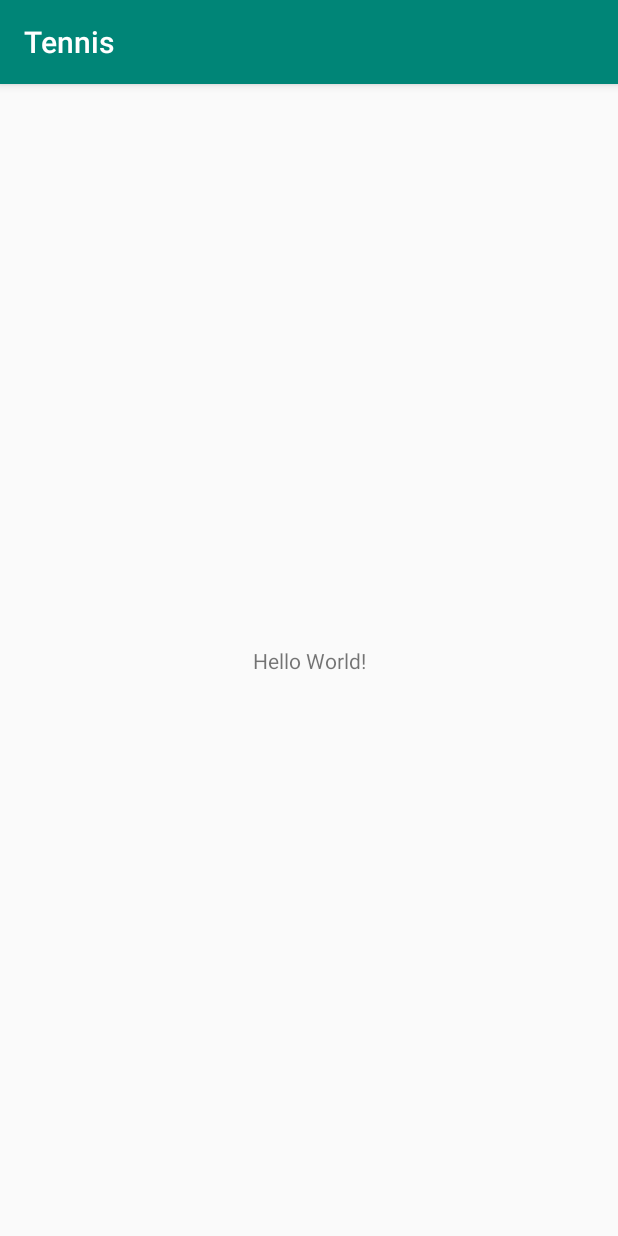
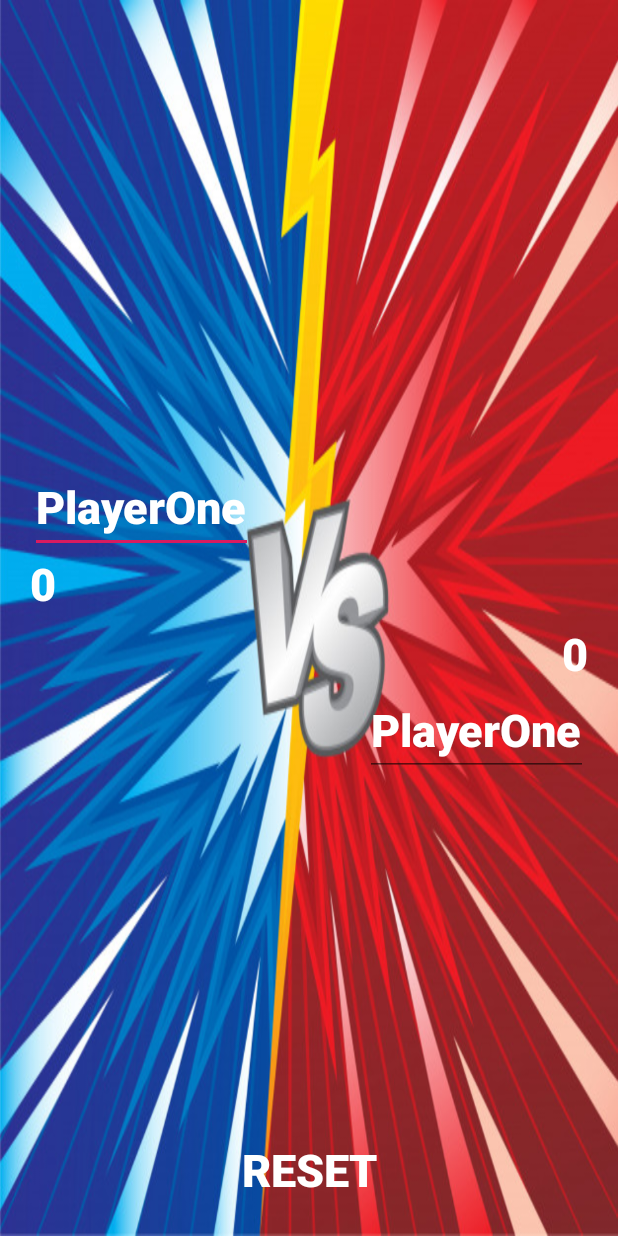
Before and after one commit to anonsuper/Tennis, an Android app: the screen it shows after launch (TennisActivity), on a phone screen of 412 x 824 dp. Run offline under Robolectric (Android 15) with nearby library versions, the phone set to English and light mode, and no system bars; our stand-ins replace data binding.

Commit message:
Implemented basic UI for application

```diff
--- a/app/build.gradle
+++ b/app/build.gradle
@@ -16,6 +16,16 @@ android {
         versionCode 1
         versionName "1.0"
         testInstrumentationRunner "androidx.test.runner.AndroidJUnitRunner"
+    }
+    dataBinding {
+        enabled = true
+    }
+    compileOptions {
+        sourceCompatibility = 1.8
+        targetCompatibility = 1.8
+    }
+    kotlinOptions {
+        jvmTarget = "1.8"
     }
     buildTypes {
         release {
--- a/app/src/main/java/com/example/tennis/TennisActivity.kt
+++ b/app/src/main/java/com/example/tennis/TennisActivity.kt
@@ -2,11 +2,13 @@ package com.example.tennis
 
 import androidx.appcompat.app.AppCompatActivity
 import android.os.Bundle
+import kotlinx.android.synthetic.main.activity_tennis.*
 
 class TennisActivity : AppCompatActivity() {
 
     override fun onCreate(savedInstanceState: Bundle?) {
         super.onCreate(savedInstanceState)
-        setContentView(R.layout.activity_main)
+        setContentView(R.layout.activity_tennis)
+        layoutInflater.inflate(R.layout.layout_tennis, game_container)
     }
 }
--- a/app/src/main/res/layout/activity_main.xml
+++ /dev/null
@@ -1,18 +0,0 @@
-<?xml version="1.0" encoding="utf-8"?>
-<androidx.constraintlayout.widget.ConstraintLayout xmlns:android="http://schemas.android.com/apk/res/android"
-    xmlns:app="http://schemas.android.com/apk/res-auto"
-    xmlns:tools="http://schemas.android.com/tools"
-    android:layout_width="match_parent"
-    android:layout_height="match_parent"
-    tools:context=".TennisActivity">
-
-    <TextView
-        android:layout_width="wrap_content"
-        android:layout_height="wrap_content"
-        android:text="Hello World!"
-        app:layout_constraintBottom_toBottomOf="parent"
-        app:layout_constraintLeft_toLeftOf="parent"
-        app:layout_constraintRight_toRightOf="parent"
-        app:layout_constraintTop_toTopOf="parent" />
-
-</androidx.constraintlayout.widget.ConstraintLayout>
--- /dev/null
+++ b/app/src/main/res/layout/activity_tennis.xml
@@ -0,0 +1,8 @@
+<?xml version="1.0" encoding="utf-8"?>
+<FrameLayout xmlns:android="http://schemas.android.com/apk/res/android"
+    android:id="@+id/game_container"
+    android:orientation="vertical"
+    android:layout_width="match_parent"
+    android:layout_height="match_parent">
+
+</FrameLayout>
--- /dev/null
+++ b/app/src/main/res/layout/layout_tennis.xml
@@ -0,0 +1,102 @@
+<?xml version="1.0" encoding="utf-8"?>
+<layout xmlns:tools="http://schemas.android.com/tools">
+
+    <androidx.constraintlayout.widget.ConstraintLayout xmlns:android="http://schemas.android.com/apk/res/android"
+        xmlns:app="http://schemas.android.com/apk/res-auto"
+        android:layout_width="match_parent"
+        android:layout_height="match_parent"
+        android:background="@drawable/tennis_background"
+        android:orientation="vertical">
+
+        <LinearLayout
+            android:layout_width="match_parent"
+            android:layout_height="match_parent"
+            android:weightSum="1">
+
+            <Button
+                android:id="@+id/button_player_one"
+                style="@style/Widget.AppCompat.Button.Borderless"
+                android:layout_width="0dp"
+                android:layout_height="match_parent"
+                android:layout_weight="0.5"
+                android:background="@color/transparent" />
+
+            <Button
+                android:id="@+id/button_player_two"
+                style="@style/Widget.AppCompat.Button.Borderless"
+                android:layout_width="0dp"
+                android:layout_height="match_parent"
+                android:layout_weight="0.5"
+                android:background="@color/transparent" />
+        </LinearLayout>
+
+        <androidx.constraintlayout.widget.ConstraintLayout
+            android:layout_width="match_parent"
+            android:layout_height="250dp"
+            android:orientation="vertical"
+            app:layout_constraintBottom_toBottomOf="parent"
+            app:layout_constraintTop_toTopOf="parent">
+
+            <EditText
+                android:id="@+id/text_player_one"
+                style="@style/gameTextStyle"
+                android:layout_width="wrap_content"
+                android:layout_height="wrap_content"
+                android:layout_margin="20dp"
+                android:layout_marginStart="10dp"
+                android:autofillHints="@string/player_one_text"
+                android:hint="@string/player_one_text"
+                android:inputType="textPersonName"
+                android:text="@string/player_one_text"
+                app:layout_constraintStart_toStartOf="parent"
+                app:layout_constraintTop_toTopOf="parent"
+                tools:targetApi="o" />
+
+            <TextView
+                style="@style/gameTextStyle"
+                android:layout_width="wrap_content"
+                android:layout_height="wrap_content"
+                android:text="@string/placeholder_score"
+                app:layout_constraintStart_toStartOf="@id/text_player_one"
+                app:layout_constraintTop_toBottomOf="@id/text_player_one" />
+
+            <EditText
+                android:id="@+id/text_player_two"
+                style="@style/gameTextStyle"
+                android:layout_width="wrap_content"
+                android:layout_height="wrap_content"
+                android:layout_margin="20dp"
+                android:layout_marginStart="10dp"
+                android:autofillHints="@string/player_one_text"
+                android:gravity="bottom"
+                android:hint="@string/player_one_text"
+                android:inputType="textPersonName"
+                android:text="@string/player_one_text"
+                app:layout_constraintBottom_toBottomOf="parent"
+                app:layout_constraintEnd_toEndOf="parent"
+                tools:targetApi="o" />
+
+            <TextView
+                style="@style/gameTextStyle"
+                android:layout_width="wrap_content"
+                android:layout_height="wrap_content"
+                android:layout_marginStart="10dp"
+                android:text="@string/placeholder_score"
+                app:layout_constraintBottom_toTopOf="@id/text_player_two"
+                app:layout_constraintEnd_toEndOf="@id/text_player_two" />
+        </androidx.constraintlayout.widget.ConstraintLayout>
+
+        <Button
+            android:id="@+id/button_reset"
+            style="@style/gameTextStyle"
+            android:layout_width="wrap_content"
+            android:layout_height="wrap_content"
+            android:layout_marginBottom="20dp"
+            android:background="@color/transparent"
+            android:text="@string/button_reset_text"
+            app:layout_constraintBottom_toBottomOf="parent"
+            app:layout_constraintEnd_toEndOf="parent"
+            app:layout_constraintStart_toStartOf="parent" />
+
+    </androidx.constraintlayout.widget.ConstraintLayout>
+</layout>
--- a/app/src/main/res/values/colors.xml
+++ b/app/src/main/res/values/colors.xml
@@ -1,6 +1,8 @@
 <?xml version="1.0" encoding="utf-8"?>
 <resources>
     <color name="colorPrimary">#008577</color>
-    <color name="colorPrimaryDark">#00574B</color>
+    <color name="colorPrimaryDark">#FFEB3B</color>
     <color name="colorAccent">#D81B60</color>
+    <color name="white">#FFFFFF</color>
+    <color name="transparent">#00FFFFFF</color>
 </resources>
--- a/app/src/main/res/values/strings.xml
+++ b/app/src/main/res/values/strings.xml
@@ -1,3 +1,7 @@
 <resources>
     <string name="app_name">Tennis</string>
+    <string name="player_one_text">PlayerOne</string>
+    <string name="player_two_text">PlayerTwo</string>
+    <string name="button_reset_text">RESET</string>
+    <string name="placeholder_score">0</string>
 </resources>
--- a/app/src/main/res/values/styles.xml
+++ b/app/src/main/res/values/styles.xml
@@ -1,11 +1,18 @@
 <resources>
 
     <!-- Base application theme. -->
-    <style name="AppTheme" parent="Theme.AppCompat.Light.DarkActionBar">
+    <style name="AppTheme" parent="Theme.AppCompat.Light.NoActionBar">
         <!-- Customize your theme here. -->
         <item name="colorPrimary">@color/colorPrimary</item>
         <item name="colorPrimaryDark">@color/colorPrimaryDark</item>
         <item name="colorAccent">@color/colorAccent</item>
     </style>
 
+    <style name="gameTextStyle">
+        <item name="android:textSize">30sp</item>
+        <item name="android:textColor">@color/white</item>
+        <item name="android:textStyle">bold</item>
+        <item name="android:fontFamily">sans-serif-medium</item>
+    </style>
+
 </resources>
```
Also changed, not shown: app/src/main/res/drawable-v24/tennis_background.jpg (added).
